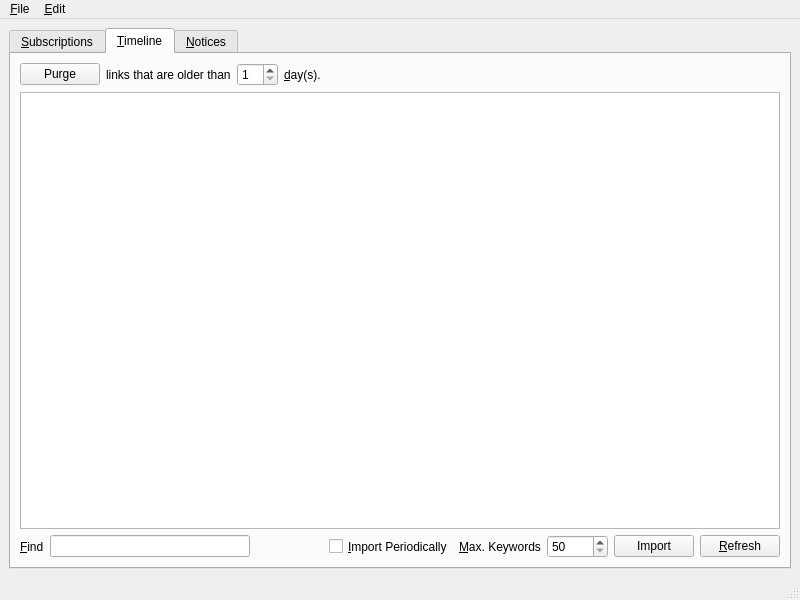
The window that branches/trunk/UI/spot-on-rss.ui (textbrowser/spot-on) describes before a commit, drawn with Qt 5.
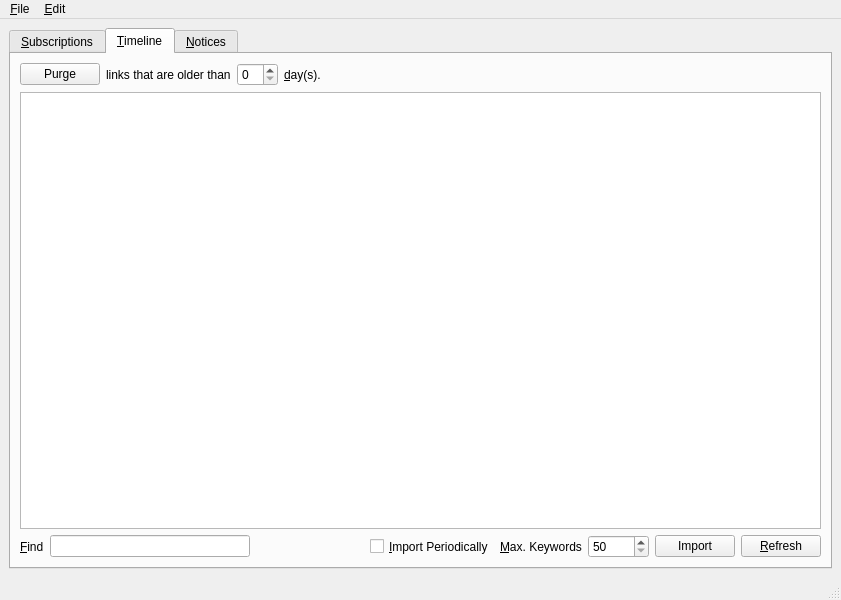
The same window after the commit. The open tabs and pages were chosen to show the change. Icons and pictures are not drawn. Custom widgets are drawn as their Qt base class.

Commit message: Close progress dialogs. Modified RSS purge minimum days.

```diff
--- a/branches/trunk/UI/spot-on-rss.ui
+++ b/branches/trunk/UI/spot-on-rss.ui
@@ -6,7 +6,7 @@
    <rect>
     <x>0</x>
     <y>0</y>
-    <width>800</width>
+    <width>841</width>
     <height>600</height>
    </rect>
   </property>
@@ -403,7 +403,7 @@
           <item>
            <widget class="QSpinBox" name="purge_days">
             <property name="minimum">
-             <number>1</number>
+             <number>0</number>
             </property>
             <property name="maximum">
              <number>30</number>
@@ -604,8 +604,8 @@
     <rect>
      <x>0</x>
      <y>0</y>
-     <width>800</width>
-     <height>27</height>
+     <width>841</width>
+     <height>25</height>
     </rect>
    </property>
    <widget class="QMenu" name="menu_File">
```
Left out of the diff: 11 changed lines with no effect on the pictures. The commit also changes 1 other file.
